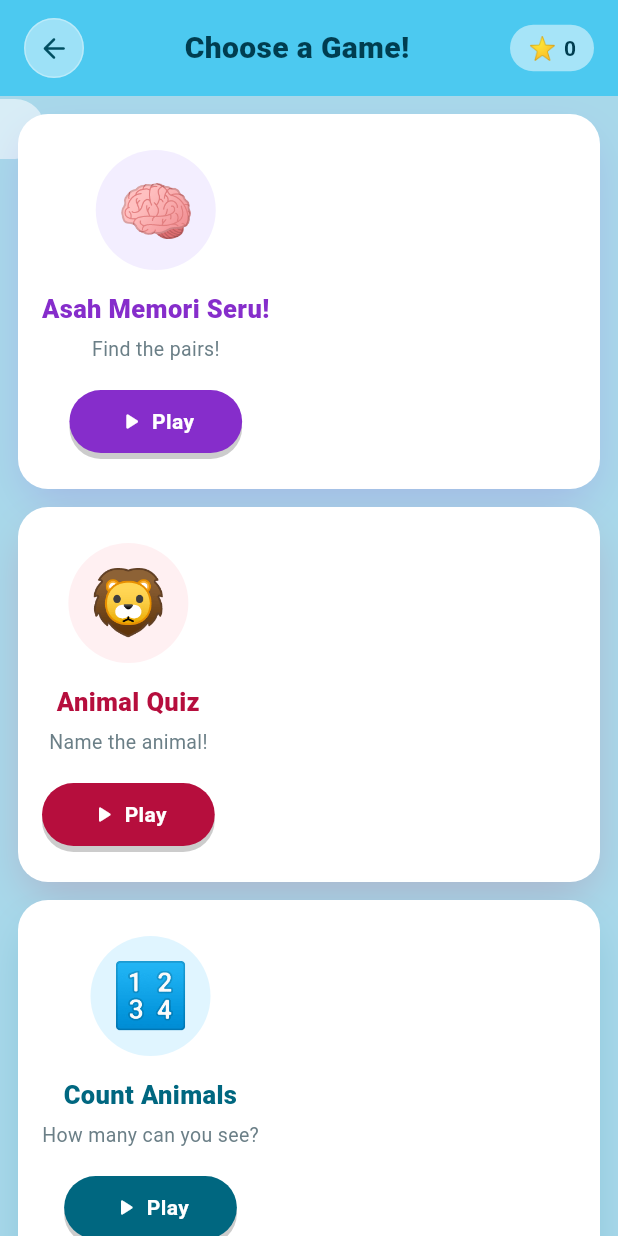
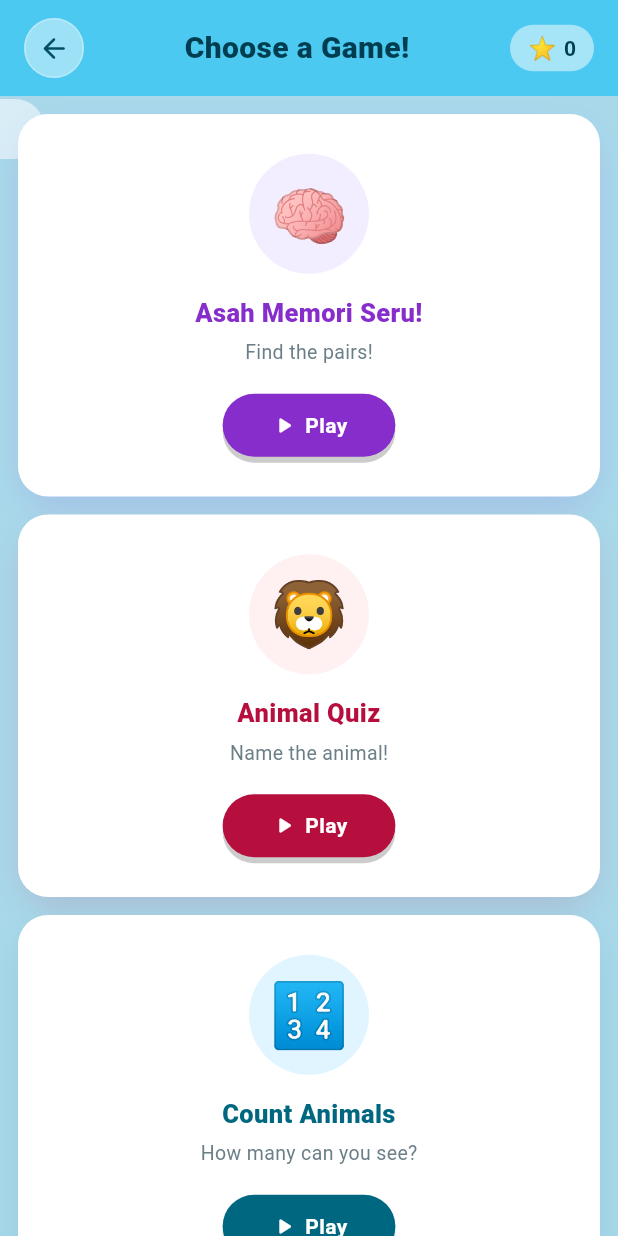
Before and after one commit to Kmasetya/SistemMultimedia, a Flutter app: the GamesScreen screen opened directly, on a phone screen of 412 x 824 dp. Run offline on Flutter 3.47's test engine with Material 3 defaults, Android fonts, the phone set to English and light mode, and no system bars; our stand-ins replace audioplayers, flutter_animate, google_fonts.

Commit message:
polish design

```diff
--- a/lib/screens/games_screen.dart
+++ b/lib/screens/games_screen.dart
@@ -251,16 +251,22 @@ class _GameCard extends StatefulWidget {
 }
 
 class _GameCardState extends State<_GameCard>
-    with SingleTickerProviderStateMixin {
+    with TickerProviderStateMixin {
   // ── Controller untuk float-in entry ──
   late final AnimationController _entryCtrl;
   late final Animation<double> _entryOpacity;
   late final Animation<Offset> _entrySlide;
 
+  // ── Controller untuk bounce saat tap ──
+  late final AnimationController _bounceCtrl;
+  late final Animation<double> _bounceAnim;
+
+  // ── Controller untuk emoji jump ──
+  late final AnimationController _emojiJumpCtrl;
+  late final Animation<double> _emojiJumpAnim;
+
   // ── State untuk press + tilt ──
   double _rotX = 0, _rotY = 0;
-  double _scale = 1.0;
-  double _translateY = 0.0;
   bool _pressed = false;
 
   // ── Ripple ──
@@ -269,6 +275,8 @@ class _GameCardState extends State<_GameCard>
   @override
   void initState() {
     super.initState();
+
+    // Entry animation
     _entryCtrl = AnimationController(
       vsync: this,
       duration: const Duration(milliseconds: 500),
@@ -285,6 +293,36 @@ class _GameCardState extends State<_GameCard>
       curve: Curves.elasticOut,
     ));
 
+    // Bounce animation (spring effect on tap)
+    _bounceCtrl = AnimationController(
+      vsync: this,
+      duration: const Duration(milliseconds: 500),
+    );
+    _bounceAnim = TweenSequence<double>([
+      TweenSequenceItem(tween: Tween(begin: 1.0, end: 0.92), weight: 20),
+      TweenSequenceItem(tween: Tween(begin: 0.92, end: 1.06), weight: 40),
+      TweenSequenceItem(tween: Tween(begin: 1.06, end: 0.98), weight: 20),
+      TweenSequenceItem(tween: Tween(begin: 0.98, end: 1.0), weight: 20),
+    ]).animate(CurvedAnimation(
+      parent: _bounceCtrl,
+      curve: Curves.easeOut,
+    ));
+
+    // Emoji jump animation
+    _emojiJumpCtrl = AnimationController(
+      vsync: this,
+      duration: const Duration(milliseconds: 600),
+    );
+    _emojiJumpAnim = TweenSequence<double>([
+      TweenSequenceItem(tween: Tween(begin: 0, end: -22), weight: 25),
+      TweenSequenceItem(tween: Tween(begin: -22, end: 0), weight: 25),
+      TweenSequenceItem(tween: Tween(begin: 0, end: -10), weight: 25),
+      TweenSequenceItem(tween: Tween(begin: -10, end: 0), weight: 25),
+    ]).animate(CurvedAnimation(
+      parent: _emojiJumpCtrl,
+      curve: Curves.easeOut,
+    ));
+
     // Stagger entry per kartu
     Future.delayed(Duration(milliseconds: 60 * widget.index + 80), () {
       if (mounted) _entryCtrl.forward();
@@ -294,6 +332,8 @@ class _GameCardState extends State<_GameCard>
   @override
   void dispose() {
     _entryCtrl.dispose();
+    _bounceCtrl.dispose();
+    _emojiJumpCtrl.dispose();
     super.dispose();
   }
 
@@ -304,25 +344,22 @@ class _GameCardState extends State<_GameCard>
     setState(() {
       _rotX = (e.localPosition.dy - cy) / 18;
       _rotY = (cx - e.localPosition.dx) / 18;
-      _scale = 1.03;
-      _translateY = -8;
     });
   }
 
   void _onHoverExit() => setState(() {
         _rotX = 0;
         _rotY = 0;
-        _scale = 1.0;
-        _translateY = 0;
       });
 
   // ── Press down ──
   void _onTapDown(TapDownDetails d) {
-    setState(() {
-      _pressed = true;
-      _scale = 0.97;
-      _translateY = 3;
-    });
+    setState(() => _pressed = true);
+
+    // Play bounce & emoji jump
+    _bounceCtrl.forward(from: 0);
+    _emojiJumpCtrl.forward(from: 0);
+
     // Spawn ripple
     final rip = _RippleData(
       x: d.localPosition.dx,
@@ -331,26 +368,21 @@ class _GameCardState extends State<_GameCard>
       id: DateTime.now().microsecondsSinceEpoch,
     );
     setState(() => _ripples.add(rip));
-    Future.delayed(const Duration(milliseconds: 520), () {
+    Future.delayed(const Duration(milliseconds: 600), () {
       if (mounted) setState(() => _ripples.remove(rip));
     });
   }
 
   // ── Release ──
   void _onTapUp(TapUpDetails _) {
-    setState(() {
-      _pressed = false;
-      _scale = 1.0;
-      _translateY = 0;
+    setState(() => _pressed = false);
+    // Small delay so user sees the bounce before navigating
+    Future.delayed(const Duration(milliseconds: 180), () {
+      if (mounted) widget.onPlay();
     });
-    widget.onPlay();
   }
 
-  void _onTapCancel() => setState(() {
-        _pressed = false;
-        _scale = 1.0;
-        _translateY = 0;
-      });
+  void _onTapCancel() => setState(() => _pressed = false);
 
   @override
   Widget build(BuildContext context) {
@@ -367,27 +399,40 @@ class _GameCardState extends State<_GameCard>
                 onTapDown: _onTapDown,
                 onTapUp: _onTapUp,
                 onTapCancel: _onTapCancel,
-                child: AnimatedContainer(
-                  duration: _pressed
-                      ? const Duration(milliseconds: 80)
-                      : const Duration(milliseconds: 350),
-                  curve: _pressed ? Curves.easeIn : Curves.elasticOut,
+                child: AnimatedBuilder(
+                  animation: Listenable.merge([_bounceAnim, _emojiJumpAnim]),
+                  builder: (context, _) {
+                    final scale = _bounceAnim.value;
+                    return Transform(
+                      alignment: Alignment.center,
                       transform: Matrix4.identity()
                         ..setEntry(3, 2, 0.001)
                         ..rotateX(_rotX * pi / 180)
                         ..rotateY(_rotY * pi / 180)
-                    ..translate(0.0, _translateY)
-                    ..scale(_scale),
+                        ..scale(scale),
+                      child: AnimatedContainer(
+                        duration: const Duration(milliseconds: 200),
+                        curve: Curves.easeOut,
                         decoration: BoxDecoration(
-                    color: Colors.white,
+                          // Tint background on press
+                          color: _pressed
+                              ? Color.lerp(Colors.white, widget.game.iconBg, 0.5)!
+                              : Colors.white,
                           borderRadius: BorderRadius.circular(20),
+                          // Glow border on press
+                          border: Border.all(
+                            color: _pressed
+                                ? widget.game.color.withOpacity(0.5)
+                                : Colors.transparent,
+                            width: 2.5,
+                          ),
                           boxShadow: [
                             BoxShadow(
                               color: widget.game.color
-                            .withOpacity(_pressed ? 0.10 : 0.18),
-                        blurRadius: _pressed ? 8 : 24,
-                        spreadRadius: -4,
-                        offset: Offset(0, _pressed ? 2 : 12),
+                                  .withOpacity(_pressed ? 0.30 : 0.15),
+                              blurRadius: _pressed ? 28 : 20,
+                              spreadRadius: _pressed ? 2 : -4,
+                              offset: Offset(0, _pressed ? 4 : 10),
                             ),
                           ],
                         ),
@@ -395,28 +440,45 @@ class _GameCardState extends State<_GameCard>
                         child: Stack(
                           children: [
                             // ── Konten kartu ──
-                      Padding(
+                            SizedBox(
+                              width: double.infinity,
+                              child: Padding(
                                 padding: const EdgeInsets.symmetric(
                                     vertical: 24, horizontal: 16),
                                 child: Column(
                                   mainAxisSize: MainAxisSize.min,
+                                  crossAxisAlignment: CrossAxisAlignment.center,
                                   children: [
-                            // Icon bulat
-                            AnimatedContainer(
-                              duration: const Duration(milliseconds: 300),
-                              curve: Curves.elasticOut,
-                              width: 80,
-                              height: 80,
-                              transform: Matrix4.identity()
-                                ..scale(_pressed ? 0.9 : 1.0),
+                                    // Icon bulat dengan jump animation
+                                    Transform.translate(
+                                      offset: Offset(0, _emojiJumpAnim.value),
+                                      child: AnimatedContainer(
+                                        duration: const Duration(milliseconds: 200),
+                                        curve: Curves.easeOut,
+                                        width: _pressed ? 90 : 80,
+                                        height: _pressed ? 90 : 80,
                                         decoration: BoxDecoration(
                                           color: widget.game.iconBg,
                                           shape: BoxShape.circle,
+                                          boxShadow: _pressed
+                                              ? [
+                                                  BoxShadow(
+                                                    color: widget.game.color
+                                                        .withOpacity(0.3),
+                                                    blurRadius: 16,
+                                                    spreadRadius: 2,
+                                                  ),
+                                                ]
+                                              : [],
                                         ),
                                         alignment: Alignment.center,
-                              child: Text(
-                                widget.game.emoji,
-                                style: const TextStyle(fontSize: 42),
+                                        child: AnimatedDefaultTextStyle(
+                                          duration: const Duration(milliseconds: 200),
+                                          style: TextStyle(
+                                            fontSize: _pressed ? 48 : 42,
+                                          ),
+                                          child: Text(widget.game.emoji),
+                                        ),
                                       ),
                                     ),
                                     const SizedBox(height: 14),
@@ -451,11 +513,15 @@ class _GameCardState extends State<_GameCard>
                                   ],
                                 ),
                               ),
+                            ),
 
                             // ── Ripple overlay ──
                             ..._ripples.map((r) => _RippleWidget(data: r)),
                           ],
                         ),
+                      ),
+                    );
+                  },
                 ),
               ),
             );
```
Lines whose indentation alone changed are shown as unchanged.
